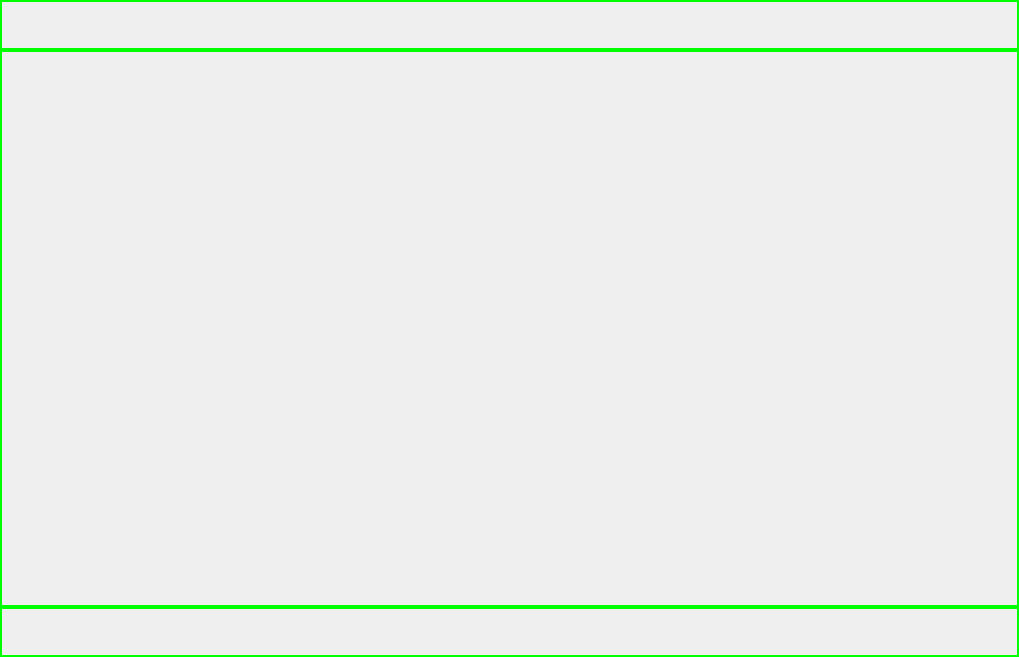
mahuifa/QMPlayer, file src/widget.ui: the form before one commit.
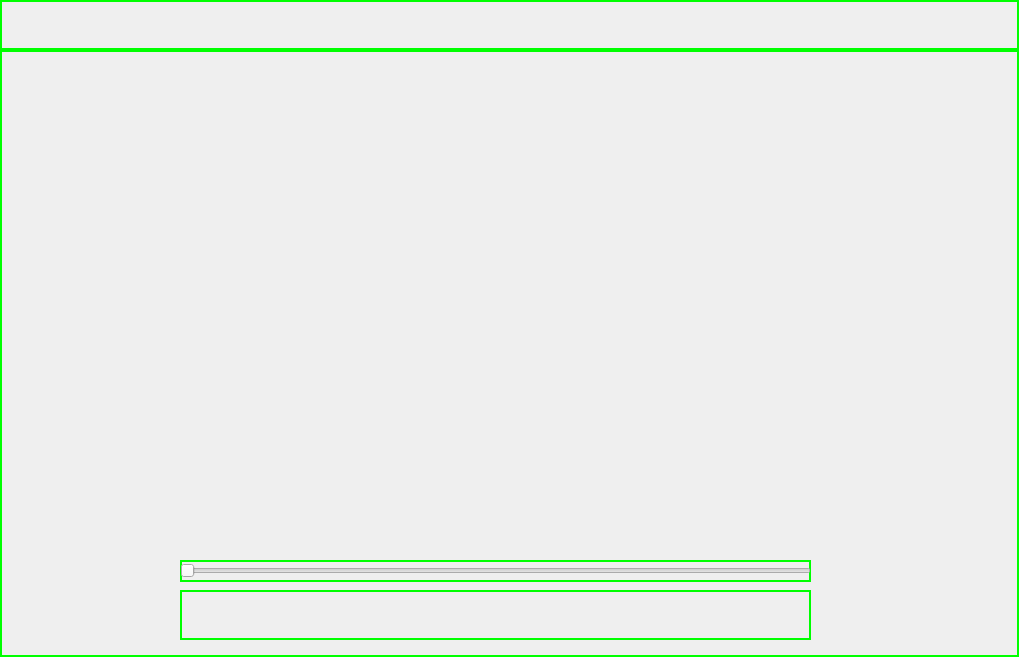
The form after the commit. Custom widgets are drawn as their Qt base class.

```diff
--- a/src/widget.ui
+++ b/src/widget.ui
@@ -70,10 +70,16 @@
        <number>0</number>
       </property>
       <item row="0" column="0">
-       <widget class="QWidget" name="widget" native="true"/>
-      </item>
-      <item row="1" column="0">
-       <widget class="QWidget" name="widget_2" native="true">
+       <widget class="QWidget" name="videoWidget" native="true">
+        <widget class="ControlBar" name="controlBar" native="true">
+         <property name="geometry">
+          <rect>
+           <x>180</x>
+           <y>540</y>
+           <width>631</width>
+           <height>50</height>
+          </rect>
+         </property>
         <property name="maximumSize">
          <size>
           <width>16777215</width>
@@ -81,6 +87,20 @@
          </size>
         </property>
        </widget>
+        <widget class="QSlider" name="slider_video">
+         <property name="geometry">
+          <rect>
+           <x>180</x>
+           <y>510</y>
+           <width>631</width>
+           <height>22</height>
+          </rect>
+         </property>
+         <property name="orientation">
+          <enum>Qt::Horizontal</enum>
+         </property>
+        </widget>
+       </widget>
       </item>
      </layout>
     </widget>
@@ -94,6 +114,12 @@
    <header>titlebar.h</header>
    <container>1</container>
   </customwidget>
+  <customwidget>
+   <class>ControlBar</class>
+   <extends>QWidget</extends>
+   <header>controlbar.h</header>
+   <container>1</container>
+  </customwidget>
  </customwidgets>
  <resources/>
  <connections/>
```
Left out of the diff: 2 changed lines with no effect on the pictures. Lines whose indentation alone changed are shown as unchanged.
